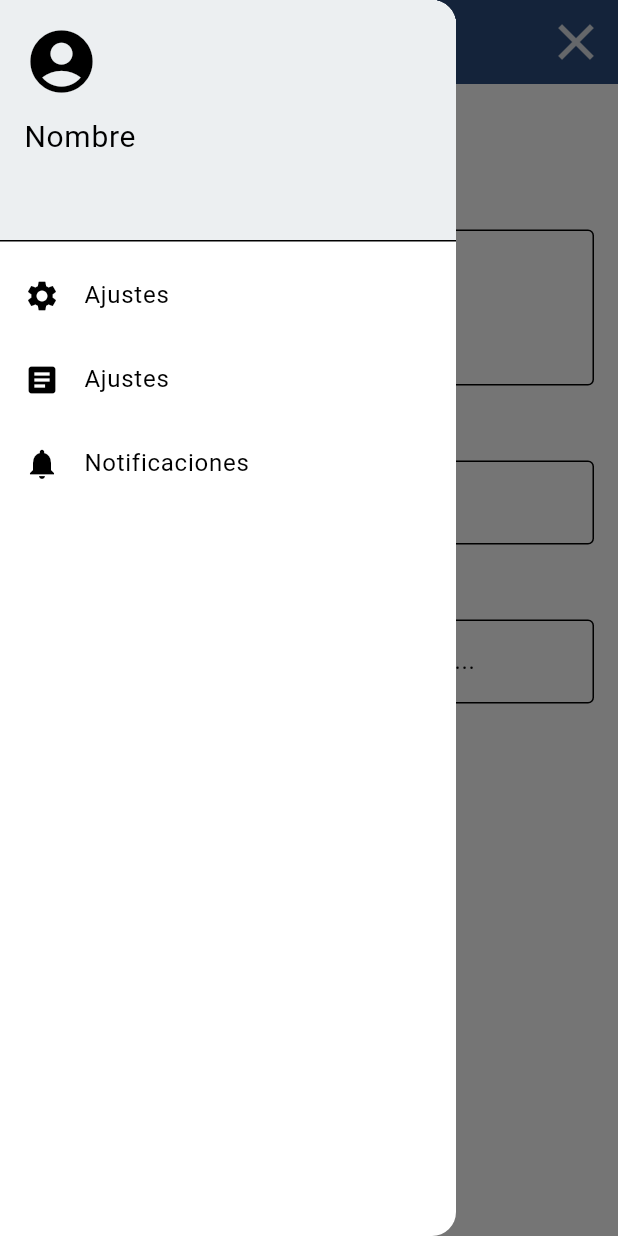
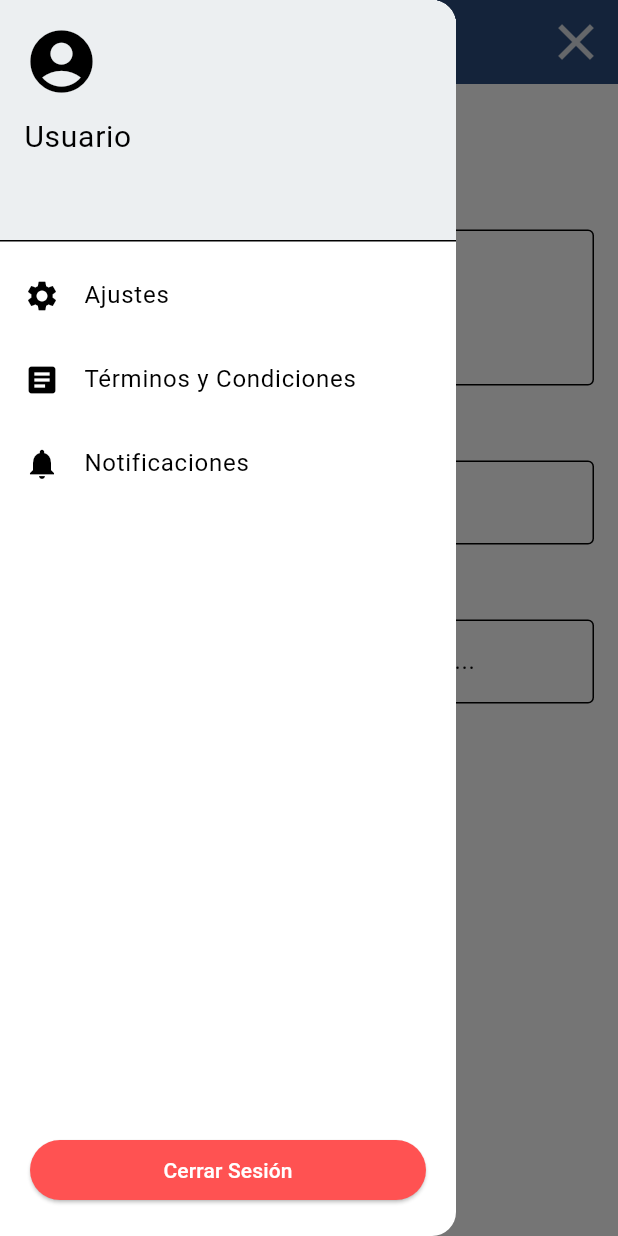
Before and after one commit to AppLima/inlima_mobile, a Flutter app: the DescriptionPage screen opened by its route, with the side drawer open, on a phone screen of 412 x 824 dp. Run offline on Flutter 3.47's test engine with Material 3 defaults, Android fonts, the phone set to English and light mode, and no system bars; our stand-ins replace firebase_core, firebase_storage, flutter_svg, get, image_picker, local_auth; accounts and stored records are empty; network calls fail; project files that could hold a hidden picture were left out.

Commit message:
Fix + Log out

```diff
--- a/lib/components/inlima_appbar.dart
+++ b/lib/components/inlima_appbar.dart
@@ -6,7 +6,6 @@ import 'package:inlima_mobile/pages/result/result_controller.dart';
 import 'package:inlima_mobile/pages/detail/detail_controller.dart';
 import 'package:inlima_mobile/pages/search/search_controller.dart';
 import '../configs/colors.dart';
-import '../components/lateral_bar.dart';
 
 class InLimaAppBar extends StatelessWidget implements PreferredSizeWidget {
   final bool isInPerfil; // Parámetro para controlar si está en la página de perfil
--- a/lib/components/lateral_bar.dart
+++ b/lib/components/lateral_bar.dart
@@ -1,20 +1,19 @@
 import 'package:flutter/material.dart';
+import '../_global_controllers/sesion_controller.dart';
+import 'package:get/get.dart';
 
 class LateralBar extends StatelessWidget {
-  //final Function(int) onItemTapped;
-  //final int selectedIndex;
-
   const LateralBar({
-    Key? key, // Texto del Drawer Header      // Tercer texto
-    //required this.onItemTapped,  // Callback para gestionar el tap de opciones
-    //required this.selectedIndex, // Índice seleccionado
+    Key? key,
   }) : super(key: key);
 
   @override
   Widget build(BuildContext context) {
+    final SesionController sesionController = Get.find<SesionController>();
+
     return Drawer(
-      child: ListView(
-        padding: EdgeInsets.zero,
+      child: Column(
+        crossAxisAlignment: CrossAxisAlignment.stretch,
         children: <Widget>[
           DrawerHeader(
             decoration: BoxDecoration(
@@ -25,38 +24,58 @@ class LateralBar extends StatelessWidget {
               children: [
                 Icon(Icons.account_circle, size: 50, color: Colors.black),
                 SizedBox(height: 10),
-                Text("Nombre", style: TextStyle(fontSize: 20)), // Texto del Header
+                Text(sesionController.usuario.nombre.isNotEmpty
+                    ? sesionController.usuario.nombre
+                    : "Usuario", style: TextStyle(fontSize: 20)),
               ],
             ),
           ),
+          Expanded(
+            child: ListView(
+              padding: EdgeInsets.zero,
+              children: [
                 ListTile(
                   leading: Icon(Icons.settings),
-            title: Text("Ajustes"), // Primer ítem
-            //selected: selectedIndex == 0,
+                  title: Text("Ajustes"),
                   onTap: () {
-              //onItemTapped(0); // Llamada a la función con índice 0
                     print("Ajustes");
-              Navigator.pop(context); // Cerrar Drawer
+                    Navigator.pop(context);
                   },
                 ),
                 ListTile(
                   leading: Icon(Icons.article),
-            title: Text("Ajustes"), // Segundo ítem
-            //selected: selectedIndex == 1,
+                  title: Text("Términos y Condiciones"),
                   onTap: () {
-              print("Terminos y condiciones"); // Llamada a la función con índice 1
-              Navigator.pop(context); // Cerrar Drawer
+                    print("Términos y Condiciones");
+                    Navigator.pop(context);
                   },
                 ),
                 ListTile(
                   leading: Icon(Icons.notifications),
-            title: Text("Notificaciones"), // Tercer ítem
-            //selected: selectedIndex == 2,
+                  title: Text("Notificaciones"),
                   onTap: () {
-              //onItemTapped(2); // Llamada a la función con índice 2
                     print("Notificaciones");
-              Navigator.pop(context); // Cerrar Drawer
+                    Navigator.pop(context);
                   },
+                ),
+              ],
+            ),
+          ),
+          Padding(
+            padding: const EdgeInsets.all(20.0),
+            child: ElevatedButton(
+              style: ElevatedButton.styleFrom(
+                backgroundColor: Colors.redAccent,
+              ),
+              onPressed: () {
+                sesionController.cerrarSesion();
+                print("Sesión cerrada");
+
+
+                Navigator.pushReplacementNamed(context, '/login/pagina_principal');
+              },
+              child: Text("Cerrar Sesión", style: TextStyle(color: Colors.white)),
+            ),
           ),
         ],
       ),
--- a/lib/main.dart
+++ b/lib/main.dart
@@ -38,7 +38,7 @@ class MyApp extends StatelessWidget {
       home: Scaffold(
         appBar: AppBar(title: const Text('Inlima')),
       ),
-      initialRoute: '/login/inicio',
+      initialRoute: '/login/pagina_principal',
       routes: {
         '/login/pagina_principal': (context) => PaginaPrincipalPage(),
         '/login/inicio': (context) => InicioPage(isRegister: false), //login - register
@@ -53,7 +53,6 @@ class MyApp extends StatelessWidget {
         '/survey_creation' : (context) => SurveyCreationPage(),//Crear sondeo (Admin)
         '/search' : (context) => SearchPage(),
         '/historic' : (context) => HistoricPage(),
-
         '/result' : (context) => ResultPage(),
         '/detail' : (context) => DetailPage(),
       },
--- a/lib/pages/login/inicio/inicio_page.dart
+++ b/lib/pages/login/inicio/inicio_page.dart
@@ -69,7 +69,6 @@ class InicioPage extends StatelessWidget {
                   ),
                   child: LayoutBuilder(
                     builder: (context, constraints) {
-                      // Se usa scroll solo si es registro
                       return ValueListenableBuilder<bool>(
                         valueListenable: control.isLogin,
                         builder: (context, isLogin, child) {
```
Also changed, not shown: lib/pages/home/home_page.dart (+14 -14 lines), lib/pages/homeadmin/homeadmin_page.dart (+11 -11 lines), lib/pages/survey_creation/survey_creation.dart (+10 -2 lines), lib/pages/survey_description/survey_description.dart (+10 -1 lines). Lines whose indentation alone changed are shown as unchanged.
